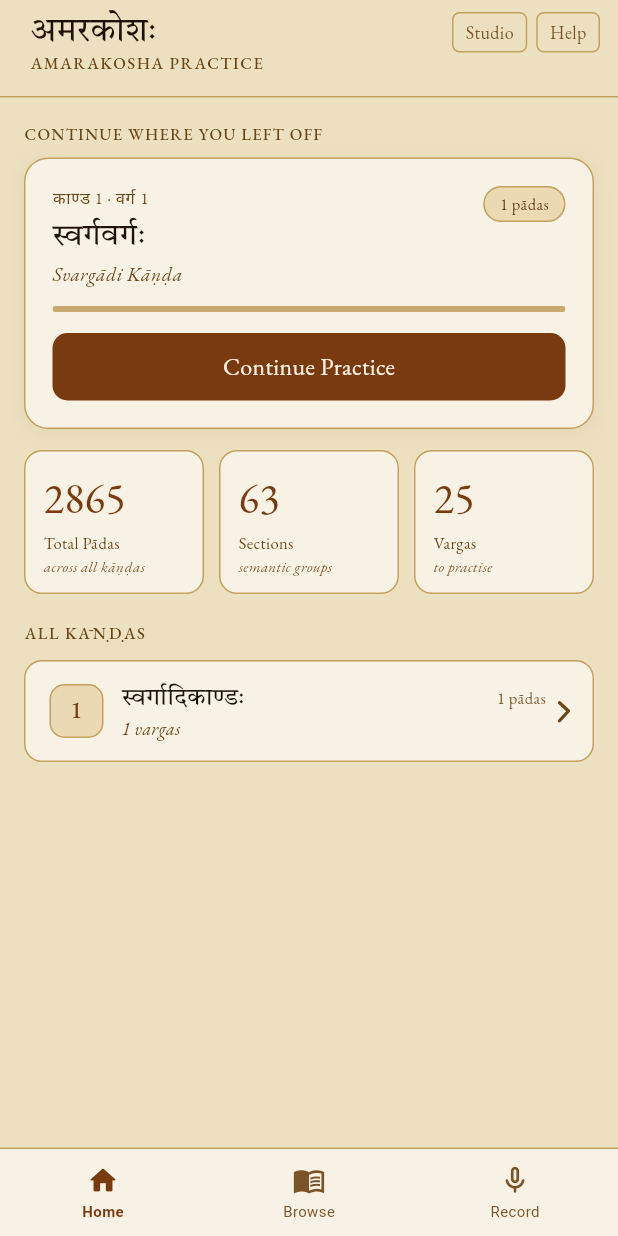
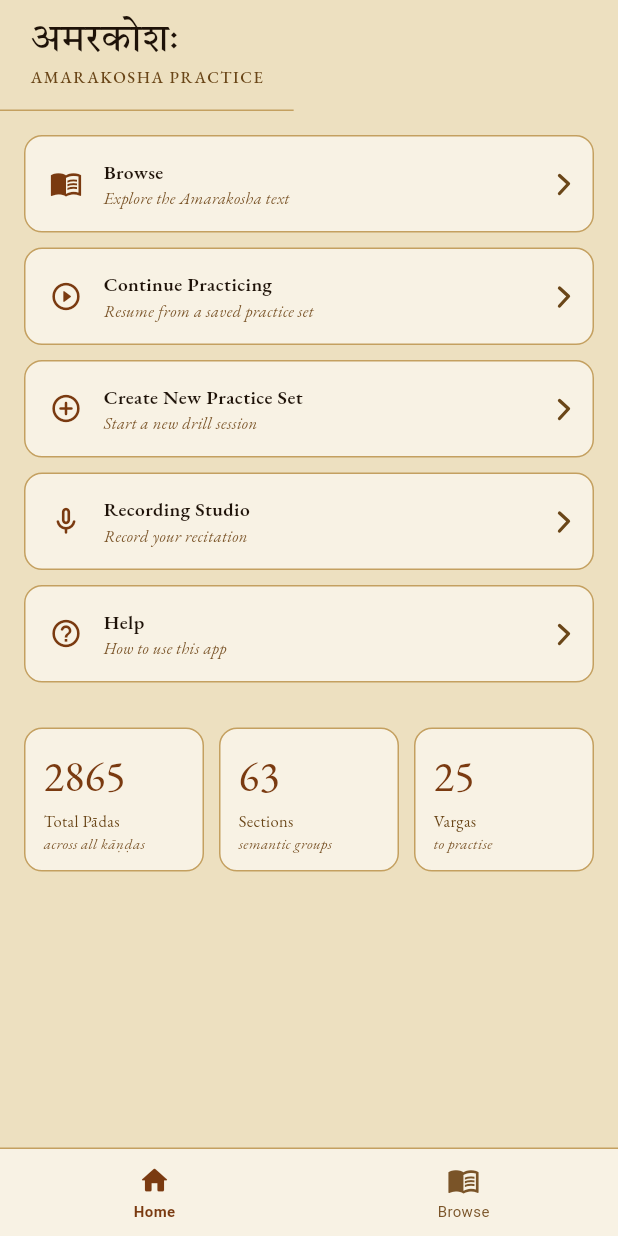
Before and after one commit to sramaka/amarakosha, a Flutter app: the screen it shows after launch, on a phone screen of 412 x 824 dp. Run offline on Flutter 3.47's test engine with Material 3 defaults, Android fonts, the phone set to English and light mode, and no system bars; our stand-ins replace google_fonts, just_audio, shared_preferences; missing offline and left inert: dart:js_interop, record; Roboto replaces fonts that are missing (system-ui).

Commit message:
Redesign home screen with action tiles; remove Record tab
- Home screen now shows 5 action tiles: Browse, Continue Practicing,
  Create New Practice Set, Recording Studio, Help
- "Continue Practicing" opens a sheet listing saved sets with pada counts;
  tapping one opens PracticeScreen with that set active
- "Create New Practice Set" opens PracticeScreen with a fresh empty set
  and the set panel open
- Recording Studio and Help link to recorder.html / help.html (moved from
  header corner links to main navigation)
- Remove Record tab from footer; tab bar is now Home + Browse only
- PracticeScreen gains initialSetIdx and startWithNewSet constructor params

Co-Authored-By: Claude Sonnet 4.6 <noreply@anthropic.com>

```diff
--- a/lib/main.dart
+++ b/lib/main.dart
@@ -12,7 +12,6 @@ import 'core/settings/app_settings.dart';
 import 'presentation/screens/home_screen.dart';
 import 'presentation/screens/browse_screen.dart';
 import 'presentation/screens/practice_screen.dart';
-import 'presentation/screens/recording_screen.dart';
 
 void main() async {
   WidgetsFlutterBinding.ensureInitialized();
@@ -45,34 +44,40 @@ class AppShell extends StatefulWidget {
 }
 
 class _AppShellState extends State<AppShell> {
-  int _tabIndex = 0;  // 0=Home 1=Browse 2=Record
+  int _tabIndex = 0;  // 0=Home  1=Browse
   final List<Widget> _stack = [];
 
-  // Default session used when opening Record tab standalone
   Session get _defaultSession {
-    final kanda = kBootstrapKandas.first;
-    final varga = kanda.vargas.first;
+    final kanda   = kBootstrapKandas.first;
+    final varga   = kanda.vargas.first;
     final section = varga.sections.first;
     return Session(kanda: kanda, varga: varga, section: section, repeatN: 1);
   }
-
-  // Session from last practice screen (so Record tab uses same varga)
-  Session? _lastSession;
 
   void _push(Widget w) => setState(() => _stack.add(w));
   void _pop()          => setState(() { if (_stack.isNotEmpty) _stack.removeLast(); });
 
   void _onSelectVarga(Kanda kanda, Varga varga) {
     final section = varga.sections.isNotEmpty ? varga.sections.first : kBootstrapSection;
-    final session = Session(kanda: kanda, varga: varga, section: section, repeatN: 1);
-    _lastSession = session;
-    _openPractice(session);
+    _push(PracticeScreen(
+      session: Session(kanda: kanda, varga: varga, section: section, repeatN: 1),
+      onBack: _pop,
+    ));
   }
 
-  void _openPractice(Session session) {
+  void _onContinuePractice(int setIdx) {
     _push(PracticeScreen(
-      session: session,
+      session: _defaultSession,
       onBack: _pop,
+      initialSetIdx: setIdx,
+    ));
+  }
+
+  void _onNewPracticeSet() {
+    _push(PracticeScreen(
+      session: _defaultSession,
+      onBack: _pop,
+      startWithNewSet: true,
     ));
   }
 
@@ -89,13 +94,14 @@ class _AppShellState extends State<AppShell> {
           Expanded(child: IndexedStack(
             index: _tabIndex,
             children: [
-              HomeScreen(onBrowse: () => setState(() => _tabIndex = 1)),
-              BrowseScreen(onBack: () => setState(() => _tabIndex = 0),
-                  onSelectVarga: _onSelectVarga),
-              // Record tab — uses last practiced session, or bootstrap
-              RecordingScreen(
-                session: _lastSession ?? _defaultSession,
+              HomeScreen(
+                onBrowse: () => setState(() => _tabIndex = 1),
+                onContinuePractice: _onContinuePractice,
+                onNewPracticeSet: _onNewPracticeSet,
+              ),
+              BrowseScreen(
                 onBack: () => setState(() => _tabIndex = 0),
+                onSelectVarga: _onSelectVarga,
               ),
             ],
           )),
@@ -121,12 +127,10 @@ class _TabBar extends StatelessWidget {
     child: SafeArea(
       top: false,
       child: Row(children: [
-        _Tab(icon: Icons.home_outlined,     iconActive: Icons.home_rounded,
+        _Tab(icon: Icons.home_outlined,      iconActive: Icons.home_rounded,
              label: 'Home',   active: current == 0, onTap: () => onTap(0)),
         _Tab(icon: Icons.menu_book_outlined, iconActive: Icons.menu_book_rounded,
              label: 'Browse', active: current == 1, onTap: () => onTap(1)),
-        _Tab(icon: Icons.mic_none_rounded,   iconActive: Icons.mic_rounded,
-             label: 'Record', active: current == 2, onTap: () => onTap(2)),
       ]),
     ),
   );
--- a/lib/presentation/screens/home_screen.dart
+++ b/lib/presentation/screens/home_screen.dart
@@ -1,8 +1,10 @@
 // lib/presentation/screens/home_screen.dart (v3 model)
 
+import 'dart:convert';
 import 'dart:js_interop';
 import 'package:flutter/foundation.dart' show kIsWeb;
 import 'package:flutter/material.dart';
+import 'package:shared_preferences/shared_preferences.dart';
 import '../../core/theme/app_theme.dart';
 import '../../core/settings/app_settings.dart';
 import '../../data/repositories/static_data.dart';
@@ -16,8 +18,16 @@ void _openUrl(String url) {
 }
 
 class HomeScreen extends StatelessWidget {
-  final VoidCallback onBrowse;
-  const HomeScreen({super.key, required this.onBrowse});
+  final VoidCallback                onBrowse;
+  final void Function(int setIdx)   onContinuePractice;
+  final VoidCallback                onNewPracticeSet;
+
+  const HomeScreen({
+    super.key,
+    required this.onBrowse,
+    required this.onContinuePractice,
+    required this.onNewPracticeSet,
+  });
 
   @override
   Widget build(BuildContext context) {
@@ -28,102 +38,74 @@ class HomeScreen extends StatelessWidget {
   }
 
   Widget _buildBody(BuildContext context) {
-    final kanda = kKandas[0];
-    final varga = kanda.vargas[0];
+    final fs = AppSettings.instance.uiFontSize.toDouble();
 
     return SingleChildScrollView(
       child: Column(crossAxisAlignment: CrossAxisAlignment.start, children: [
 
         // ── Header ────────────────────────────────────────────────────────
         Container(
-          padding: const EdgeInsets.fromLTRB(20, 8, 12, 14),
+          padding: const EdgeInsets.fromLTRB(20, 12, 20, 14),
           decoration: const BoxDecoration(
               border: Border(bottom: BorderSide(color: AC.border))),
-          child: Row(crossAxisAlignment: CrossAxisAlignment.start, children: [
-            Expanded(child: Column(crossAxisAlignment: CrossAxisAlignment.start, children: [
+          child: Column(crossAxisAlignment: CrossAxisAlignment.start, children: [
             const Text('अमरकोशः', style: TextStyle(
                 fontFamily: 'TiroDevanagarSanskrit',
-                  fontSize: 22, color: AC.text, height: 1.2)),
+                fontSize: 26, color: AC.text, height: 1.2)),
             Text('Amarakosha Practice'.toUpperCase(),
                 style: AT.garamond(
-                      (AppSettings.instance.uiFontSize - 2).toDouble(),
+                    (fs - 2).clamp(10, 99),
                     color: AC.textSec, letterSpacing: 1.0,
                     weight: AppSettings.instance.fontWeight)),
-            ])),
-            Row(mainAxisSize: MainAxisSize.min, children: [
-              _NavLink(label: 'Studio', onTap: () => _openUrl('recorder.html')),
-              const SizedBox(width: 6),
-              _NavLink(label: 'Help', onTap: () => _openUrl('help.html')),
-            ]),
           ]),
         ),
 
-        // ── Resume card ───────────────────────────────────────────────────
+        // ── Action tiles ──────────────────────────────────────────────────
         Padding(
           padding: const EdgeInsets.fromLTRB(16, 16, 16, 0),
-          child: Column(crossAxisAlignment: CrossAxisAlignment.start, children: [
-            Text('Continue where you left off'.toUpperCase(),
-                style: AT.garamond(
-                    (AppSettings.instance.uiFontSize - 2).toDouble(),
-                    color: AC.textSec, weight: AppSettings.instance.fontWeight,
-                    letterSpacing: 0.8)),
-            const SizedBox(height: 8),
-            Container(
-              decoration: AD.card(radius: 16),
-              padding: const EdgeInsets.all(18),
-              child: Column(crossAxisAlignment: CrossAxisAlignment.start, children: [
-                Row(crossAxisAlignment: CrossAxisAlignment.start, children: [
-                  Expanded(child: Column(crossAxisAlignment: CrossAxisAlignment.start, children: [
-                    ABreadcrumb(kandaNum: kanda.num, vargaSeq: varga.seq),
-                    const SizedBox(height: 3),
-                    Text(varga.name, style: AT.devanagari20),
-                    Text(kanda.nameEn, style: AT.garamond(
-                        AppSettings.instance.uiFontSize.toDouble(),
-                        color: AC.textSec, italic: true)),
-                  ])),
-                  Container(
-                    padding: const EdgeInsets.symmetric(horizontal: 10, vertical: 3),
-                    decoration: BoxDecoration(color: AC.chipBg,
-                        borderRadius: BorderRadius.circular(99),
-                        border: Border.all(color: AC.border)),
-                    child: Text('${varga.totalPadas} pādas',
-                        style: AT.garamond(
-                            (AppSettings.instance.uiFontSize - 2).toDouble(),
-                            color: AC.chipText)),
+          child: Column(children: [
+            _ActionTile(
+              icon: Icons.menu_book_outlined,
+              label: 'Browse',
+              description: 'Explore the Amarakosha text',
+              onTap: onBrowse,
             ),
-                ]),
-                const SizedBox(height: 12),
-                const AProgressBar(value: 0),
-                const SizedBox(height: 14),
-                AButton(label: 'Continue Practice', onTap: onBrowse, radius: 10),
-              ]),
+            _ActionTile(
+              icon: Icons.play_circle_outline_rounded,
+              label: 'Continue Practicing',
+              description: 'Resume from a saved practice set',
+              onTap: () => _showContinueSheet(context),
+            ),
+            _ActionTile(
+              icon: Icons.add_circle_outline_rounded,
+              label: 'Create New Practice Set',
+              description: 'Start a new drill session',
+              onTap: onNewPracticeSet,
+            ),
+            _ActionTile(
+              icon: Icons.mic_none_rounded,
+              label: 'Recording Studio',
+              description: 'Record your recitation',
+              onTap: () => _openUrl('recorder.html'),
+            ),
+            _ActionTile(
+              icon: Icons.help_outline_rounded,
+              label: 'Help',
+              description: 'How to use this app',
+              onTap: () => _openUrl('help.html'),
             ),
           ]),
         ),
 
         // ── Stats ─────────────────────────────────────────────────────────
         Padding(
-          padding: const EdgeInsets.fromLTRB(16, 14, 16, 0),
+          padding: const EdgeInsets.fromLTRB(16, 20, 16, 0),
           child: Row(children: [
-            _StatCard(label: 'Total Pādas',   value: kTotalPadas,    sub: 'across all kāṇḍas'),
+            _StatCard(label: 'Total Pādas',  value: kTotalPadas,    sub: 'across all kāṇḍas'),
             const SizedBox(width: 10),
-            _StatCard(label: 'Sections',      value: kTotalSections, sub: 'semantic groups'),
+            _StatCard(label: 'Sections',     value: kTotalSections, sub: 'semantic groups'),
             const SizedBox(width: 10),
-            _StatCard(label: 'Vargas',        value: kTotalVargas,   sub: 'to practise'),
-          ]),
-        ),
-
-        // ── Kānda list ────────────────────────────────────────────────────
-        Padding(
-          padding: const EdgeInsets.fromLTRB(16, 18, 16, 0),
-          child: Column(crossAxisAlignment: CrossAxisAlignment.start, children: [
-            Text('All Kāṇḍas'.toUpperCase(),
-                style: AT.garamond(
-                    (AppSettings.instance.uiFontSize - 2).toDouble(),
-                    color: AC.textSec, weight: AppSettings.instance.fontWeight,
-                    letterSpacing: 1.0)),
-            const SizedBox(height: 10),
-            ...kKandas.map((k) => _KandaRow(kanda: k, onTap: onBrowse)),
+            _StatCard(label: 'Vargas',       value: kTotalVargas,   sub: 'to practise'),
           ]),
         ),
 
@@ -131,89 +113,187 @@ class HomeScreen extends StatelessWidget {
       ]),
     );
   }
+
+  // ── Practice-set picker sheet ─────────────────────────────────────────────
+
+  Future<List<Map<String, dynamic>>> _loadSets() async {
+    final prefs = await SharedPreferences.getInstance();
+    final raw = prefs.getString('amarakosha_practice_sets_v2');
+    if (raw == null || raw.isEmpty) return [];
+    try {
+      final data = jsonDecode(raw) as List<dynamic>;
+      return data.map<Map<String, dynamic>>((s) {
+        int padaCount = 0;
+        for (final item in (s['items'] as List<dynamic>)) {
+          padaCount += (item['ids'] as List<dynamic>).length;
+        }
+        return {'name': s['name'] as String, 'count': padaCount};
+      }).toList();
+    } catch (_) {
+      return [];
+    }
   }
 
+  void _showContinueSheet(BuildContext context) {
+    showModalBottomSheet(
+      context: context,
+      backgroundColor: AC.surface,
+      shape: const RoundedRectangleBorder(
+          borderRadius: BorderRadius.vertical(top: Radius.circular(16))),
+      builder: (ctx) => FutureBuilder<List<Map<String, dynamic>>>(
+        future: _loadSets(),
+        builder: (_, snap) {
+          if (snap.connectionState != ConnectionState.done) {
+            return const SizedBox(
+                height: 120, child: Center(child: CircularProgressIndicator()));
+          }
+          final sets = snap.data ?? [];
+          return Column(mainAxisSize: MainAxisSize.min, children: [
+            Center(
+              child: Container(
+                margin: const EdgeInsets.only(top: 8, bottom: 12),
+                width: 36, height: 4,
+                decoration: BoxDecoration(
+                    color: AC.border, borderRadius: BorderRadius.circular(2)),
+              ),
+            ),
+            Padding(
+              padding: const EdgeInsets.fromLTRB(20, 0, 20, 10),
+              child: Align(
+                alignment: Alignment.centerLeft,
+                child: Text('Select Practice Set'.toUpperCase(),
+                    style: AT.garamond(12, color: AC.textMuted, letterSpacing: 1.0)),
+              ),
+            ),
+            if (sets.isEmpty)
+              Padding(
+                padding: const EdgeInsets.fromLTRB(20, 4, 20, 24),
+                child: Text(
+                  'No practice sets yet. Browse the text and long-press a section or pāda to add it to a set.',
+                  style: AT.garamond(14, color: AC.textMuted, italic: true, height: 1.5),
+                ),
+              )
+            else ...[
+              ...sets.asMap().entries.map((e) => _SetTile(
+                name: e.value['name'] as String,
+                count: e.value['count'] as int,
+                onTap: () {
+                  Navigator.pop(ctx);
+                  onContinuePractice(e.key);
+                },
+              )),
+              const SizedBox(height: 16),
+            ],
+          ]);
+        },
+      ),
+    );
+  }
+}
+
+// ─── Action tile ──────────────────────────────────────────────────────────────
+class _ActionTile extends StatelessWidget {
+  final IconData     icon;
+  final String       label;
+  final String       description;
+  final VoidCallback onTap;
+  const _ActionTile({
+    required this.icon,
+    required this.label,
+    required this.description,
+    required this.onTap,
+  });
+
+  @override
+  Widget build(BuildContext context) {
+    final fs = AppSettings.instance.uiFontSize.toDouble();
+    return GestureDetector(
+      onTap: onTap,
+      behavior: HitTestBehavior.opaque,
+      child: Container(
+        margin: const EdgeInsets.only(bottom: 10),
+        padding: const EdgeInsets.fromLTRB(16, 14, 16, 14),
+        decoration: BoxDecoration(
+          color: AC.surface,
+          borderRadius: BorderRadius.circular(12),
+          border: Border.all(color: AC.border),
+        ),
+        child: Row(children: [
+          Icon(icon, size: 22, color: AC.accent),
+          const SizedBox(width: 14),
+          Expanded(child: Column(crossAxisAlignment: CrossAxisAlignment.start, children: [
+            Text(label, style: AT.garamond(fs, color: AC.text,
+                weight: FontWeight.w600)),
+            Text(description, style: AT.garamond(
+                (fs - 2).clamp(10, 99), color: AC.textMuted, italic: true)),
+          ])),
+          const AChevRight(),
+        ]),
+      ),
+    );
+  }
+}
+
+// ─── Practice set tile (in sheet) ────────────────────────────────────────────
+class _SetTile extends StatelessWidget {
+  final String       name;
+  final int          count;
+  final VoidCallback onTap;
+  const _SetTile({required this.name, required this.count, required this.onTap});
+
+  @override
+  Widget build(BuildContext context) {
+    final fs = AppSettings.instance.uiFontSize.toDouble();
+    return GestureDetector(
+      onTap: onTap,
+      behavior: HitTestBehavior.opaque,
+      child: Container(
+        margin: const EdgeInsets.symmetric(horizontal: 16, vertical: 4),
+        padding: const EdgeInsets.fromLTRB(16, 13, 16, 13),
+        decoration: BoxDecoration(
+          color: AC.surfaceAlt,
+          borderRadius: BorderRadius.circular(10),
+          border: Border.all(color: AC.border),
+        ),
+        child: Row(children: [
+          Expanded(child: Column(crossAxisAlignment: CrossAxisAlignment.start, children: [
+            Text(name, style: AT.garamond(fs, color: AC.text)),
+            Text('$count pāda${count == 1 ? '' : 's'}',
+                style: AT.garamond((fs - 2).clamp(10, 99),
+                    color: AC.textMuted, italic: true)),
+          ])),
+          const AChevRight(),
+        ]),
+      ),
+    );
+  }
+}
+
+// ─── Stat card ────────────────────────────────────────────────────────────────
 class _StatCard extends StatelessWidget {
   final String label, sub;
-  final int value;
+  final int    value;
   const _StatCard({required this.label, required this.value, required this.sub});
 
   @override
-  Widget build(BuildContext context) => Expanded(
+  Widget build(BuildContext context) {
+    final fs = AppSettings.instance.uiFontSize.toDouble();
+    return Expanded(
       child: Container(
         padding: const EdgeInsets.fromLTRB(12, 11, 12, 11),
-      decoration: BoxDecoration(color: AC.surface,
-          borderRadius: BorderRadius.circular(12), border: Border.all(color: AC.border)),
+        decoration: BoxDecoration(
+          color: AC.surface,
+          borderRadius: BorderRadius.circular(12),
+          border: Border.all(color: AC.border),
+        ),
         child: Column(crossAxisAlignment: CrossAxisAlignment.start, children: [
           Text('$value', style: AT.stats28),
           const SizedBox(height: 2),
-        Text(label, style: AT.garamond(
-            (AppSettings.instance.uiFontSize - 2).toDouble(), color: AC.textSec)),
-        Text(sub, style: AT.garamond(
-            (AppSettings.instance.uiFontSize - 3).clamp(9, 99).toDouble(),
+          Text(label, style: AT.garamond((fs - 2).clamp(10, 99), color: AC.textSec)),
+          Text(sub,   style: AT.garamond((fs - 3).clamp(9, 99),
               color: AC.textMuted, italic: true)),
         ]),
       ),
     );
   }
-
-class _KandaRow extends StatelessWidget {
-  final dynamic kanda;
-  final VoidCallback onTap;
-  const _KandaRow({required this.kanda, required this.onTap});
-
-  @override
-  Widget build(BuildContext context) => GestureDetector(
-    onTap: onTap,
-    child: Container(
-      margin: const EdgeInsets.only(bottom: 8),
-      padding: const EdgeInsets.fromLTRB(16, 13, 16, 13),
-      decoration: BoxDecoration(color: AC.surface,
-          borderRadius: BorderRadius.circular(12), border: Border.all(color: AC.border)),
-      child: Row(children: [
-        Container(
-          width: 36, height: 36,
-          decoration: BoxDecoration(color: AC.surfaceAlt,
-              borderRadius: BorderRadius.circular(10), border: Border.all(color: AC.border)),
-          child: Center(child: Text('${kanda.num}', style: const TextStyle(
-              fontFamily: 'TiroDevanagarSanskrit', fontSize: 16, color: AC.accent))),
-        ),
-        const SizedBox(width: 12),
-        Expanded(child: Column(crossAxisAlignment: CrossAxisAlignment.start, children: [
-          Row(mainAxisAlignment: MainAxisAlignment.spaceBetween, children: [
-            Text(kanda.name, style: const TextStyle(
-                fontFamily: 'TiroDevanagarSanskrit', fontSize: 16, color: AC.text)),
-            Text('${kanda.totalPadas} pādas',
-                style: AT.garamond(
-                    (AppSettings.instance.uiFontSize - 2).toDouble(),
-                    color: AC.textMuted)),
-          ]),
-          Text('${kanda.vargas.length} vargas',
-              style: AT.garamond(
-                  (AppSettings.instance.uiFontSize - 1).toDouble(),
-                  color: AC.textSec, italic: true)),
-        ])),
-        const SizedBox(width: 8),
-        const AChevRight(),
-      ]),
-    ),
-  );
 }
-
-class _NavLink extends StatelessWidget {
-  final String label;
-  final VoidCallback onTap;
-  const _NavLink({required this.label, required this.onTap});
-
-  @override
-  Widget build(BuildContext context) => GestureDetector(
-    onTap: onTap,
-    child: Container(
-      padding: const EdgeInsets.symmetric(horizontal: 8, vertical: 4),
-      decoration: BoxDecoration(
-        borderRadius: BorderRadius.circular(5),
-        border: Border.all(color: AC.border)),
-      child: Text(label, style: AT.garamond(12, color: AC.textMuted)),
-    ),
-  );
-}
--- a/lib/presentation/screens/practice_screen.dart
+++ b/lib/presentation/screens/practice_screen.dart
@@ -41,11 +41,15 @@ class _NamedSet {
 class PracticeScreen extends StatefulWidget {
   final Session      session;
   final VoidCallback onBack;
+  final int          initialSetIdx;   // activate this set after restore (0 = stored default)
+  final bool         startWithNewSet; // add a fresh empty set after restore
 
   const PracticeScreen({
     super.key,
     required this.session,
     required this.onBack,
+    this.initialSetIdx   = 0,
+    this.startWithNewSet = false,
   });
 
   @override
@@ -160,8 +164,7 @@ class _PracticeScreenState extends State<PracticeScreen> {
           final idx = (prefs.getInt(_kActiveIdx) ?? 0).clamp(0, sets.length - 1);
           setState(() { _practiceSets = sets; _activeSetIdx = idx; });
         }
-        return;
-      }
+      } else {
         // Migrate legacy single-set key
         final legacy = prefs.getString(_kSetKey);
         if (legacy != null && legacy.isNotEmpty) {
@@ -170,6 +173,21 @@ class _PracticeScreenState extends State<PracticeScreen> {
             setState(() { _practiceSets = [_NamedSet('Practice Set', items)]; _activeSetIdx = 0; });
             _saveSet(); // persist in new format
           }
+        }
+      }
+      if (!mounted) return;
+      // Apply constructor overrides after restore
+      if (widget.startWithNewSet) {
+        final newName = 'Set ${_practiceSets.length + 1}';
+        setState(() {
+          _practiceSets.add(_NamedSet(newName));
+          _activeSetIdx = _practiceSets.length - 1;
+          _showSetPanel = true;
+        });
+        _saveSet();
+      } else if (widget.initialSetIdx != 0) {
+        final idx = widget.initialSetIdx.clamp(0, _practiceSets.length - 1);
+        setState(() { _activeSetIdx = idx; _showSetPanel = true; });
       }
     } catch (_) {}
   }
```
Lines whose indentation alone changed are shown as unchanged.
